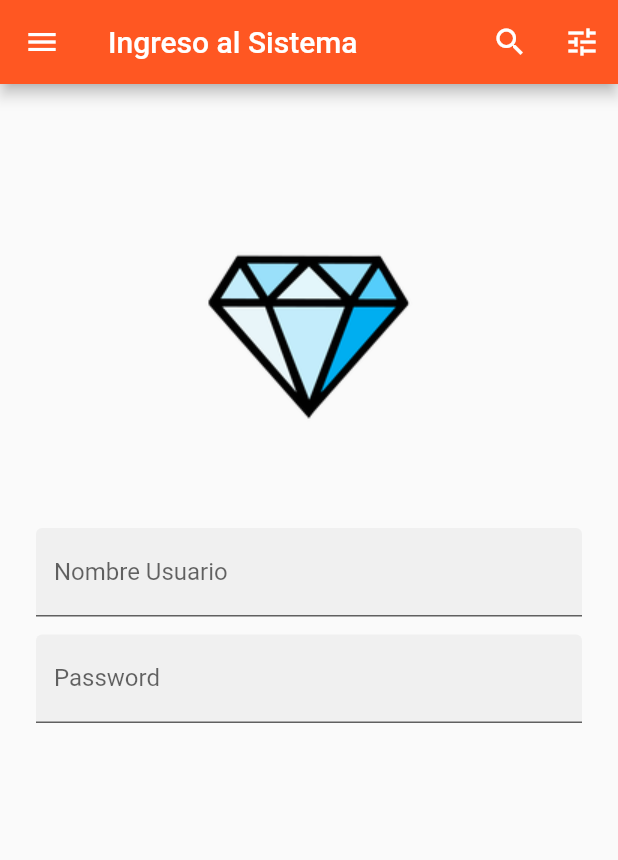
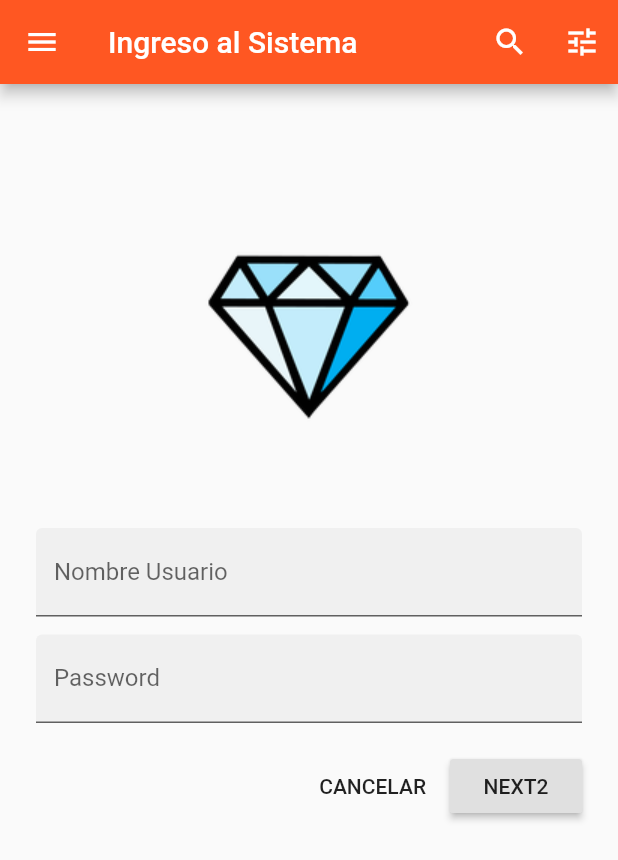
Before and after one commit to nava33/loginSencillo, a Flutter app: the screen it shows after launch, on a phone screen of 412 x 824 dp. Shown: the top 860 px of the screen. Run offline on Flutter 3.47's test engine with Material 2 defaults, Android fonts, the phone set to English and light mode, and no system bars.

```diff
--- a/lib/main.dart
+++ b/lib/main.dart
@@ -101,6 +101,32 @@ class _IngresoSistemaState extends State<IngresoSistema> {
                     ),
                     obscureText: true,
                   ),
+                  Padding(
+                    padding: const EdgeInsets.only(top: 18.0),
+                    child: Row(
+                      mainAxisAlignment: MainAxisAlignment.end,
+                      children: <Widget>[
+                        FlatButton(
+                          child: Text('CANCELAR'),
+                          onPressed: () {
+                            setState(() {
+                              acceso = false;
+                            });
+                          },
+                        ), // fin flatbutton
+                        RaisedButton(
+                          child: Text(
+                            'NEXT2',
+                          ),
+                          onPressed: () {
+                            setState(() {
+                              acceso = true;
+                            });
+                          },
+                        ), // fin risebutton
+                      ], // fin de niños widget []
+                    ), // fin niño row
+                  ) //fin paddind
                 ], // fin de widget []
               ) //fin clumna
             // if verdadero
```
Also changed, not shown: 1 other file.
